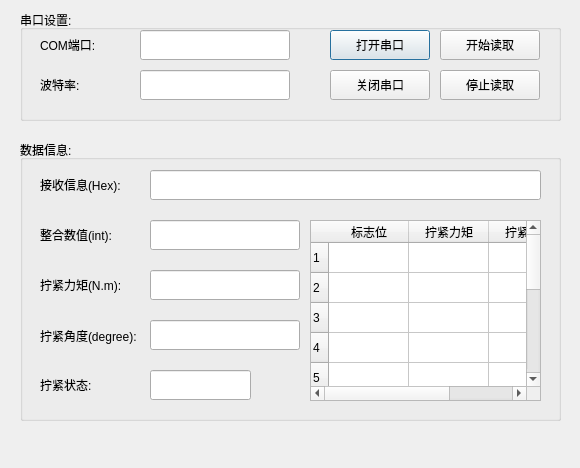
Before: the Qt Designer form serialCom/res/serialCom.ui in Arvin-He/projects, drawn with Qt 5.
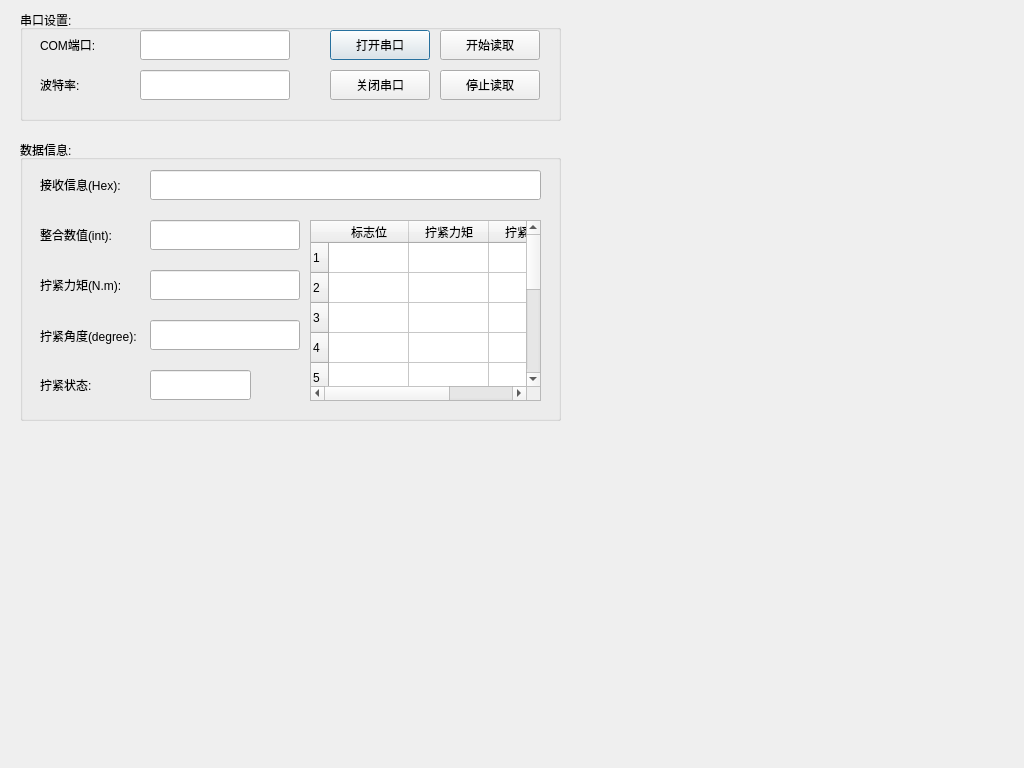
After: the same form once the commit is applied.

The edit to the form file:
```diff
--- a/serialCom/res/serialCom.ui
+++ b/serialCom/res/serialCom.ui
@@ -6,8 +6,8 @@
    <rect>
     <x>0</x>
     <y>0</y>
-    <width>580</width>
-    <height>468</height>
+    <width>1024</width>
+    <height>768</height>
    </rect>
   </property>
   <property name="sizePolicy">
```
